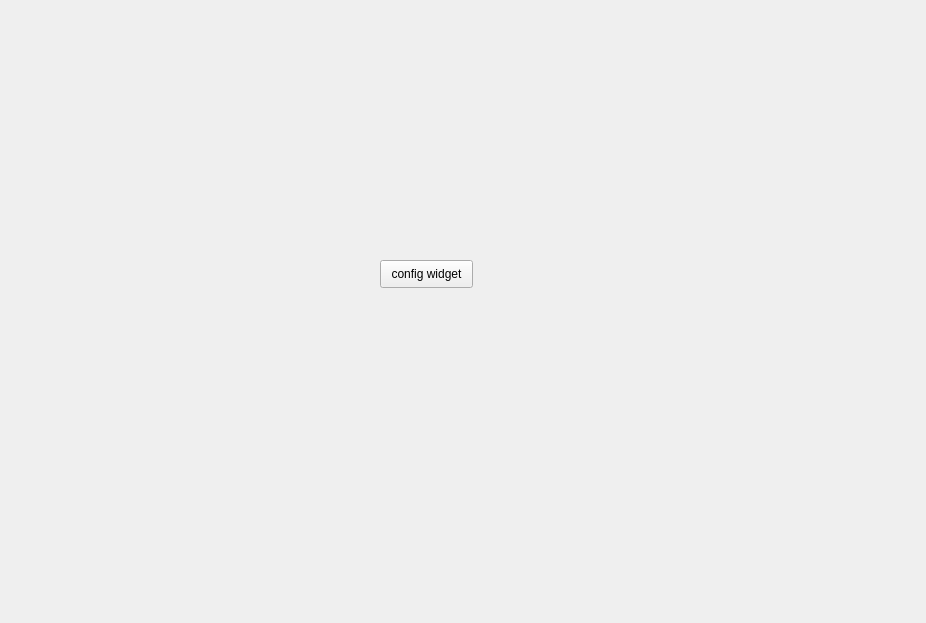
This is src/ui/configwidget.ui in jspngh/shae-workstation as Qt 5 draws it before an edit. The edited form follows.
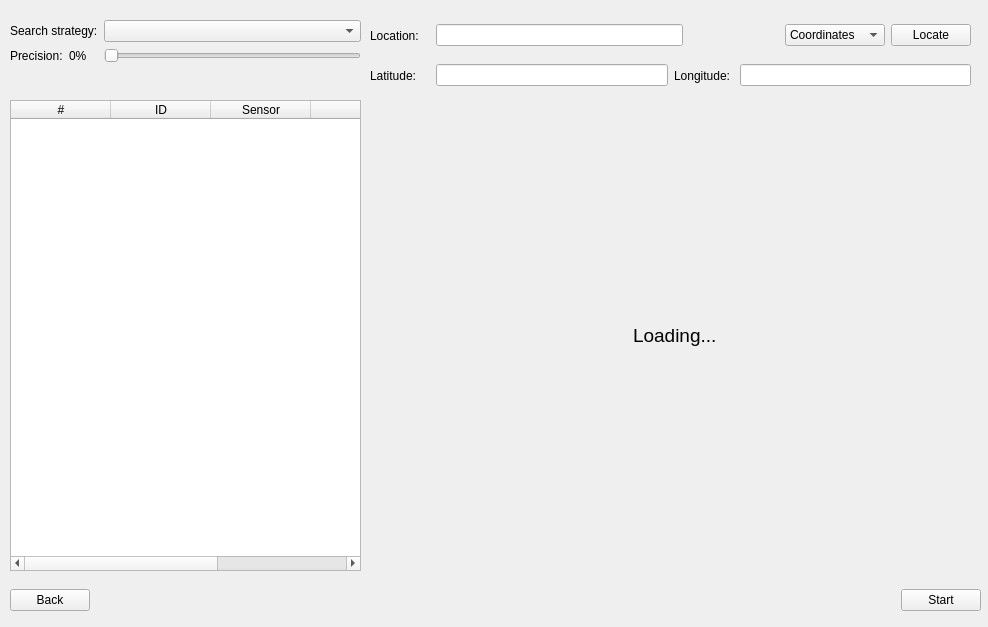
This is the edited form. Icons and pictures are not drawn.

What changed in the file:
```diff
--- a/src/ui/configwidget.ui
+++ b/src/ui/configwidget.ui
@@ -6,25 +6,293 @@
    <rect>
     <x>0</x>
     <y>0</y>
-    <width>926</width>
-    <height>623</height>
+    <width>988</width>
+    <height>627</height>
    </rect>
   </property>
   <property name="windowTitle">
    <string>Form</string>
   </property>
-  <widget class="QPushButton" name="pushButton">
+  <widget class="QWidget" name="horizontalLayoutWidget">
    <property name="geometry">
     <rect>
-     <x>380</x>
-     <y>260</y>
-     <width>93</width>
-     <height>28</height>
+     <x>10</x>
+     <y>580</y>
+     <width>971</width>
+     <height>41</height>
     </rect>
    </property>
-   <property name="text">
-    <string>config widget</string>
+   <layout class="QHBoxLayout" name="buttonLayout">
+    <item>
+     <widget class="QPushButton" name="backButton">
+      <property name="text">
+       <string>Back</string>
+      </property>
+     </widget>
+    </item>
+    <item>
+     <spacer name="buttonSpacer">
+      <property name="orientation">
+       <enum>Qt::Horizontal</enum>
+      </property>
+      <property name="sizeType">
+       <enum>QSizePolicy::MinimumExpanding</enum>
+      </property>
+      <property name="sizeHint" stdset="0">
+       <size>
+        <width>40</width>
+        <height>20</height>
+       </size>
+      </property>
+     </spacer>
+    </item>
+    <item>
+     <widget class="QPushButton" name="startButton">
+      <property name="text">
+       <string>Start</string>
+      </property>
+     </widget>
+    </item>
+   </layout>
+  </widget>
+  <widget class="QWidget" name="formLayoutWidget">
+   <property name="geometry">
+    <rect>
+     <x>10</x>
+     <y>20</y>
+     <width>351</width>
+     <height>71</height>
+    </rect>
    </property>
+   <layout class="QFormLayout" name="inputLayout">
+    <item row="1" column="0">
+     <widget class="QLabel" name="searchStrategyLabel">
+      <property name="text">
+       <string>Search strategy:</string>
+      </property>
+     </widget>
+    </item>
+    <item row="1" column="1">
+     <widget class="QComboBox" name="searchStrategyComboBox"/>
+    </item>
+    <item row="2" column="1">
+     <widget class="QSlider" name="precisionSlider">
+      <property name="orientation">
+       <enum>Qt::Horizontal</enum>
+      </property>
+     </widget>
+    </item>
+    <item row="2" column="0">
+     <layout class="QHBoxLayout" name="precisionLayout">
+      <item>
+       <widget class="QLabel" name="PrecisionTextLabel">
+        <property name="text">
+         <string>Precision:</string>
+        </property>
+       </widget>
+      </item>
+      <item>
+       <widget class="QLabel" name="PrecisionValueLabel">
+        <property name="text">
+         <string>0%</string>
+        </property>
+       </widget>
+      </item>
+     </layout>
+    </item>
+   </layout>
+  </widget>
+  <widget class="QWidget" name="searchField" native="true">
+   <property name="geometry">
+    <rect>
+     <x>370</x>
+     <y>100</y>
+     <width>611</width>
+     <height>471</height>
+    </rect>
+   </property>
+   <widget class="QWidget" name="verticalLayoutWidget">
+    <property name="geometry">
+     <rect>
+      <x>0</x>
+      <y>0</y>
+      <width>611</width>
+      <height>471</height>
+     </rect>
+    </property>
+    <layout class="QVBoxLayout" name="searchArea">
+     <item alignment="Qt::AlignHCenter">
+      <widget class="QLabel" name="searchAreaLoadingLabel">
+       <property name="font">
+        <font>
+         <pointsize>14</pointsize>
+        </font>
+       </property>
+       <property name="text">
+        <string>Loading...</string>
+       </property>
+      </widget>
+     </item>
+    </layout>
+   </widget>
+  </widget>
+  <widget class="QWidget" name="horizontalLayoutWidget_2">
+   <property name="geometry">
+    <rect>
+     <x>370</x>
+     <y>20</y>
+     <width>601</width>
+     <height>31</height>
+    </rect>
+   </property>
+   <layout class="QHBoxLayout" name="locationLayout">
+    <item>
+     <widget class="QLabel" name="locateLabel">
+      <property name="minimumSize">
+       <size>
+        <width>60</width>
+        <height>0</height>
+       </size>
+      </property>
+      <property name="text">
+       <string>Location:</string>
+      </property>
+     </widget>
+    </item>
+    <item>
+     <widget class="QLineEdit" name="locateField"/>
+    </item>
+    <item>
+     <spacer name="locationSpacer">
+      <property name="orientation">
+       <enum>Qt::Horizontal</enum>
+      </property>
+      <property name="sizeType">
+       <enum>QSizePolicy::Fixed</enum>
+      </property>
+      <property name="sizeHint" stdset="0">
+       <size>
+        <width>96</width>
+        <height>20</height>
+       </size>
+      </property>
+     </spacer>
+    </item>
+    <item>
+     <widget class="QComboBox" name="comboBox">
+      <property name="minimumSize">
+       <size>
+        <width>100</width>
+        <height>0</height>
+       </size>
+      </property>
+      <item>
+       <property name="text">
+        <string>Coordinates</string>
+       </property>
+      </item>
+      <item>
+       <property name="text">
+        <string>Location</string>
+       </property>
+      </item>
+     </widget>
+    </item>
+    <item>
+     <widget class="QPushButton" name="locateButton">
+      <property name="text">
+       <string>Locate</string>
+      </property>
+     </widget>
+    </item>
+   </layout>
+  </widget>
+  <widget class="QWidget" name="horizontalLayoutWidget_3">
+   <property name="geometry">
+    <rect>
+     <x>370</x>
+     <y>60</y>
+     <width>601</width>
+     <height>31</height>
+    </rect>
+   </property>
+   <layout class="QHBoxLayout" name="coordinatesLayout">
+    <item>
+     <widget class="QLabel" name="latitudeLabel">
+      <property name="minimumSize">
+       <size>
+        <width>60</width>
+        <height>0</height>
+       </size>
+      </property>
+      <property name="text">
+       <string>Latitude:</string>
+      </property>
+     </widget>
+    </item>
+    <item>
+     <widget class="QLineEdit" name="LatitudeField"/>
+    </item>
+    <item>
+     <widget class="QLabel" name="longitudeLabel">
+      <property name="minimumSize">
+       <size>
+        <width>60</width>
+        <height>0</height>
+       </size>
+      </property>
+      <property name="text">
+       <string>Longitude:</string>
+      </property>
+     </widget>
+    </item>
+    <item>
+     <widget class="QLineEdit" name="longitudeField"/>
+    </item>
+   </layout>
+  </widget>
+  <widget class="QTableWidget" name="droneTable">
+   <property name="geometry">
+    <rect>
+     <x>10</x>
+     <y>100</y>
+     <width>351</width>
+     <height>471</height>
+    </rect>
+   </property>
+   <column>
+    <property name="text">
+     <string>#</string>
+    </property>
+   </column>
+   <column>
+    <property name="text">
+     <string>ID</string>
+    </property>
+   </column>
+   <column>
+    <property name="text">
+     <string>Sensor</string>
+    </property>
+   </column>
+   <column>
+    <property name="text">
+     <string/>
+    </property>
+    <property name="icon">
+     <iconset resource="../application.qrc">
+      <normaloff>:/ui/img/battery_318-665.jpg</normaloff>:/ui/img/battery_318-665.jpg</iconset>
+    </property>
+   </column>
+   <column>
+    <property name="text">
+     <string/>
+    </property>
+    <property name="icon">
+     <iconset>
+      <normaloff>../../../../../../../Desktop/symbol_check.png</normaloff>../../../../../../../Desktop/symbol_check.png</iconset>
+    </property>
+   </column>
   </widget>
  </widget>
  <resources/>
```
Left out of the diff: 4 changed lines with no effect on the pictures.
